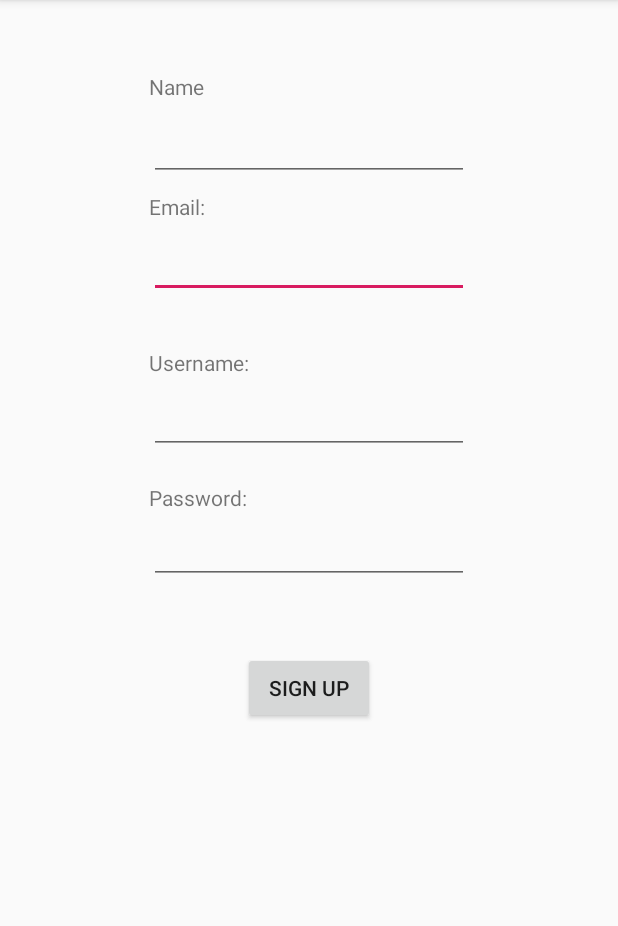
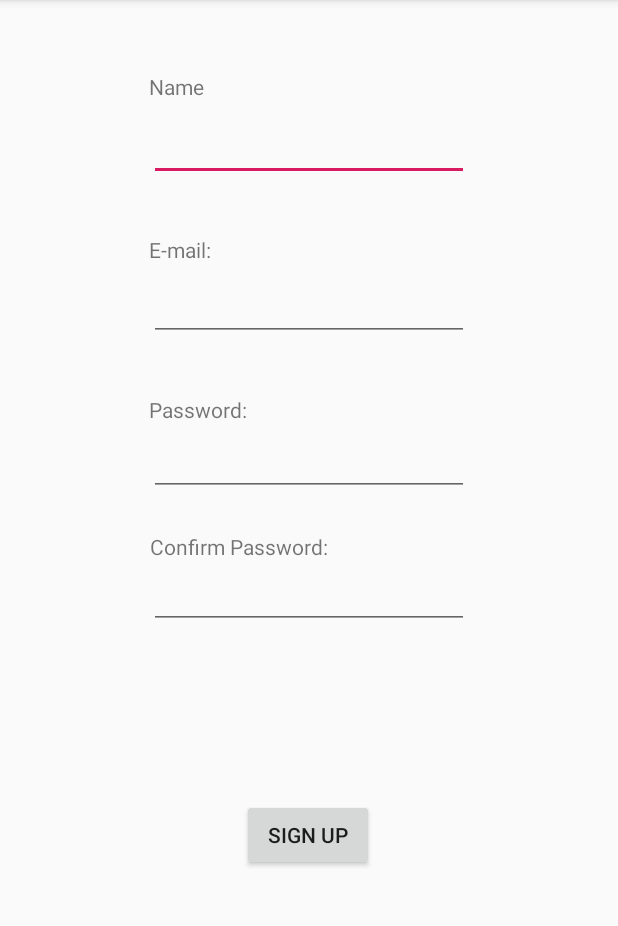
Before and after one commit to asilmian/It_proj_android, an Android app: the AccountSignup screen opened directly, with no data from a screen before it, on a phone screen of 412 x 824 dp, the part 84-1010 px from its top. Run offline under Robolectric (Android 15) with nearby library versions, the phone set to English and light mode, and no system bars; our stand-ins replace Firebase (no records; nobody signed in at launch, a user with empty details on screens opened directly).

Commit message:
login for existing and new user

```diff
--- a/ItemOrganizer/app/src/main/java/com/example/itemorganizer/AccountSignup.java
+++ b/ItemOrganizer/app/src/main/java/com/example/itemorganizer/AccountSignup.java
@@ -1,18 +1,96 @@
 package com.example.itemorganizer;
 
 import android.content.Intent;
+
+import androidx.annotation.NonNull;
 import androidx.appcompat.app.AppCompatActivity;
 import android.os.Bundle;
+import android.util.Log;
 import android.view.View;
+import android.widget.EditText;
+import android.widget.Toast;
+
+import com.google.android.gms.tasks.OnCompleteListener;
+import com.google.android.gms.tasks.Task;
+import com.google.firebase.auth.AuthResult;
+import com.google.firebase.auth.FirebaseAuth;
+import com.google.firebase.auth.FirebaseUser;
 
 public class AccountSignup extends AppCompatActivity {
+
+    private final String TAG = "AccountSignup";
+
+    private FirebaseAuth mAuth;
+
+    private EditText eName;
+    private EditText ePass;
+    private EditText eConfPass;
+    private EditText eEmail;
 
     @Override
     protected void onCreate(Bundle savedInstanceState) {
         super.onCreate(savedInstanceState);
         setContentView(R.layout.activity_account_signup);
+        mAuth = FirebaseAuth.getInstance();
+
+        //get buttons
+        eName = findViewById(R.id.name_edit);
+        eEmail = findViewById(R.id.email_edit);
+        ePass = findViewById(R.id.password_edit);
+        eConfPass = findViewById(R.id.confirm_pass);
     }
-    public void openFamily(View view){
+
+    @Override
+    public void onStart(){
+        super.onStart();
+        FirebaseUser currentUser = mAuth.getCurrentUser();
+        assert (currentUser == null);
+    }
+
+    public void createUser(View view) {
+        String password = ePass.getText().toString();
+        String conf_pass = eConfPass.getText().toString();
+
+        //name is not handled yet
+
+        //if passwords do not match
+        if (!password.equals(conf_pass)) {
+            Toast.makeText(AccountSignup.this, "Passwords do not match",
+                    Toast.LENGTH_SHORT).show();
+
+            MakeClear.clearView(eConfPass, ePass);
+            return;
+        }
+
+        String email = eEmail.getText().toString();
+
+        mAuth.createUserWithEmailAndPassword(email, password)
+                .addOnCompleteListener(this, new OnCompleteListener<AuthResult>() {
+                    @Override
+                    public void onComplete(@NonNull Task<AuthResult> task) {
+                        if (task.isSuccessful()) {
+                            // Sign in success, update UI with the signed-in user's information
+                            Log.d(TAG, "createUserWithEmail:success");
+                            FirebaseUser user = mAuth.getCurrentUser();
+
+                            //register name here
+                            openFamilyPage();
+
+                        } else {
+                            // If sign in fails, display a message to the user.
+                            // firebase has 6 letter passwords so add that in the hint
+                            Log.w(TAG, "createUserWithEmail:failure", task.getException());
+                            Toast.makeText(AccountSignup.this, "Connection Failed",
+                                    Toast.LENGTH_SHORT).show();
+                        }
+
+
+                    }
+                });
+    }
+
+    private void openFamilyPage(){
+
         Intent intent = new Intent(this, FamilyLogIn.class);
         startActivity(intent);
     }
--- a/ItemOrganizer/app/src/main/res/layout/activity_account_signup.xml
+++ b/ItemOrganizer/app/src/main/res/layout/activity_account_signup.xml
@@ -6,45 +6,20 @@
     android:layout_height="match_parent"
     tools:context=".AccountSignup">
 
-    <EditText
-        android:id="@+id/email_edit"
+    <Button
+        android:id="@+id/signup_btn"
         android:layout_width="wrap_content"
         android:layout_height="wrap_content"
-        android:layout_marginStart="99dp"
-        android:layout_marginTop="3dp"
-        android:layout_marginEnd="99dp"
-        android:ems="10"
-        android:inputType="textPersonName"
+        android:layout_marginStart="161dp"
+        android:layout_marginEnd="162dp"
+        android:onClick="createUser"
+        android:text="@string/signup"
+        app:layout_constraintBottom_toBottomOf="parent"
         app:layout_constraintEnd_toEndOf="parent"
         app:layout_constraintHorizontal_bias="0.0"
         app:layout_constraintStart_toStartOf="parent"
-        app:layout_constraintTop_toBottomOf="@+id/email_text" />
-
-    <TextView
-        android:id="@+id/email_text"
-        android:layout_width="80dp"
-        android:layout_height="22dp"
-        android:layout_marginStart="99dp"
-        android:layout_marginTop="128dp"
-        android:layout_marginEnd="232dp"
-        android:text="Email:"
-        app:layout_constraintEnd_toEndOf="parent"
-        app:layout_constraintHorizontal_bias="0.0"
-        app:layout_constraintStart_toStartOf="parent"
-        app:layout_constraintTop_toTopOf="parent" />
-
-    <TextView
-        android:id="@+id/name_text"
-        android:layout_width="80dp"
-        android:layout_height="22dp"
-        android:layout_marginStart="99dp"
-        android:layout_marginTop="48dp"
-        android:layout_marginEnd="232dp"
-        android:text="Name"
-        app:layout_constraintEnd_toEndOf="parent"
-        app:layout_constraintHorizontal_bias="0.0"
-        app:layout_constraintStart_toStartOf="parent"
-        app:layout_constraintTop_toTopOf="parent" />
+        app:layout_constraintTop_toBottomOf="@+id/confirm_pass"
+        app:layout_constraintVertical_bias="0.377" />
 
     <EditText
         android:id="@+id/name_edit"
@@ -60,48 +35,8 @@
         app:layout_constraintStart_toStartOf="parent"
         app:layout_constraintTop_toBottomOf="@+id/name_text" />
 
-    <TextView
-        android:id="@+id/username_text"
-        android:layout_width="80dp"
-        android:layout_height="22dp"
-        android:layout_marginStart="99dp"
-        android:layout_marginTop="232dp"
-        android:layout_marginEnd="232dp"
-        android:text="Username:"
-        app:layout_constraintEnd_toEndOf="parent"
-        app:layout_constraintHorizontal_bias="0.0"
-        app:layout_constraintStart_toStartOf="parent"
-        app:layout_constraintTop_toTopOf="parent" />
-
     <EditText
-        android:id="@+id/username_edit"
-        android:layout_width="wrap_content"
-        android:layout_height="wrap_content"
-        android:layout_marginStart="99dp"
-        android:layout_marginTop="3dp"
-        android:layout_marginEnd="99dp"
-        android:ems="10"
-        android:inputType="textPersonName"
-        app:layout_constraintEnd_toEndOf="parent"
-        app:layout_constraintHorizontal_bias="0.0"
-        app:layout_constraintStart_toStartOf="parent"
-        app:layout_constraintTop_toBottomOf="@+id/username_text" />
-
-    <TextView
-        android:id="@+id/password_text"
-        android:layout_width="80dp"
-        android:layout_height="22dp"
-        android:layout_marginStart="99dp"
-        android:layout_marginTop="19dp"
-        android:layout_marginEnd="232dp"
-        android:text="Password:"
-        app:layout_constraintEnd_toEndOf="parent"
-        app:layout_constraintHorizontal_bias="0.0"
-        app:layout_constraintStart_toStartOf="parent"
-        app:layout_constraintTop_toBottomOf="@+id/username_edit" />
-
-    <EditText
-        android:id="@+id/password_edit2"
+        android:id="@+id/password_edit"
         android:layout_width="wrap_content"
         android:layout_height="wrap_content"
         android:layout_marginStart="99dp"
@@ -113,16 +48,77 @@
         app:layout_constraintStart_toStartOf="parent"
         app:layout_constraintTop_toBottomOf="@+id/password_text" />
 
-    <Button
-        android:id="@+id/signup_btn"
+    <EditText
+        android:id="@+id/email_edit"
         android:layout_width="wrap_content"
         android:layout_height="wrap_content"
-        android:layout_marginStart="161dp"
-        android:layout_marginTop="45dp"
-        android:layout_marginEnd="162dp"
-        android:onClick="openFamily"
-        android:text="Sign up"
+        android:layout_marginStart="99dp"
+        android:layout_marginTop="3dp"
+        android:layout_marginEnd="99dp"
+        android:ems="10"
+        android:inputType="textEmailAddress"
+        app:layout_constraintEnd_toEndOf="parent"
+        app:layout_constraintHorizontal_bias="0.0"
+        app:layout_constraintStart_toStartOf="parent"
+        app:layout_constraintTop_toBottomOf="@+id/email_text" />
+
+    <EditText
+        android:id="@+id/confirm_pass"
+        android:layout_width="wrap_content"
+        android:layout_height="wrap_content"
+        android:ems="10"
+        android:inputType="textPassword"
         app:layout_constraintEnd_toEndOf="parent"
         app:layout_constraintStart_toStartOf="parent"
-        app:layout_constraintTop_toBottomOf="@+id/password_edit2" />
+        app:layout_constraintTop_toBottomOf="@+id/textView3" />
+
+    <TextView
+        android:id="@+id/name_text"
+        android:layout_width="80dp"
+        android:layout_height="22dp"
+        android:layout_marginStart="99dp"
+        android:layout_marginTop="48dp"
+        android:layout_marginEnd="232dp"
+        android:text="Name"
+        app:layout_constraintEnd_toEndOf="parent"
+        app:layout_constraintHorizontal_bias="0.0"
+        app:layout_constraintStart_toStartOf="parent"
+        app:layout_constraintTop_toTopOf="parent" />
+
+    <TextView
+        android:id="@+id/email_text"
+        android:layout_width="80dp"
+        android:layout_height="22dp"
+        android:layout_marginStart="99dp"
+        android:layout_marginTop="36dp"
+        android:layout_marginEnd="232dp"
+        android:text="@string/email"
+        app:layout_constraintEnd_toEndOf="parent"
+        app:layout_constraintHorizontal_bias="0.0"
+        app:layout_constraintStart_toStartOf="parent"
+        app:layout_constraintTop_toBottomOf="@+id/name_edit" />
+
+    <TextView
+        android:id="@+id/textView3"
+        android:layout_width="wrap_content"
+        android:layout_height="wrap_content"
+        android:layout_marginTop="24dp"
+        android:text="@string/conf_pass"
+        app:layout_constraintEnd_toEndOf="parent"
+        app:layout_constraintHorizontal_bias="0.341"
+        app:layout_constraintStart_toStartOf="parent"
+        app:layout_constraintTop_toBottomOf="@+id/password_edit" />
+
+    <TextView
+        android:id="@+id/password_text"
+        android:layout_width="80dp"
+        android:layout_height="22dp"
+        android:layout_marginStart="99dp"
+        android:layout_marginTop="36dp"
+        android:layout_marginEnd="232dp"
+        android:text="@string/password"
+        app:layout_constraintEnd_toEndOf="parent"
+        app:layout_constraintHorizontal_bias="0.0"
+        app:layout_constraintStart_toStartOf="parent"
+        app:layout_constraintTop_toBottomOf="@+id/email_edit" />
 </android.support.constraint.ConstraintLayout>
--- a/ItemOrganizer/app/src/main/res/values/strings.xml
+++ b/ItemOrganizer/app/src/main/res/values/strings.xml
@@ -6,4 +6,9 @@
     <string name="famname">Family Name:</string>
     <string name="create_fam">Create Family</string>
     <string name="title_activity_account_login">AccountLogin</string>
+    <string name="email">E-mail:</string>
+    <string name="password">Password:</string>
+    <string name="login">Login</string>
+    <string name="signup">Sign Up</string>
+    <string name="conf_pass">Confirm Password:</string>
 </resources>
```
Also changed, not shown: ItemOrganizer/app/src/main/java/com/example/itemorganizer/AccountLogin.java (+41 -12 lines), ItemOrganizer/app/src/main/java/com/example/itemorganizer/MakeClear.java (added, +14 -0 lines), ItemOrganizer/app/src/main/res/layout/activity_account_login.xml (+6 -6 lines), 1 other file.
